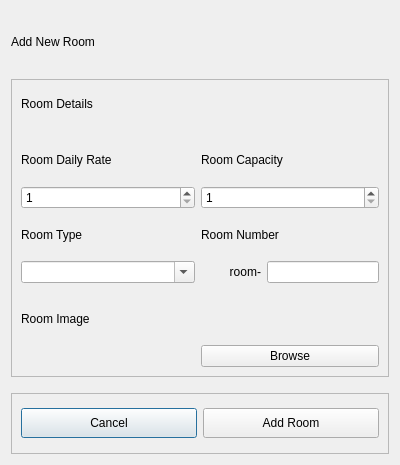
Above: ui_files/add_edit_room_dialog.ui from xbryan25/hotel-management-system before the change. Below: the same form after it.
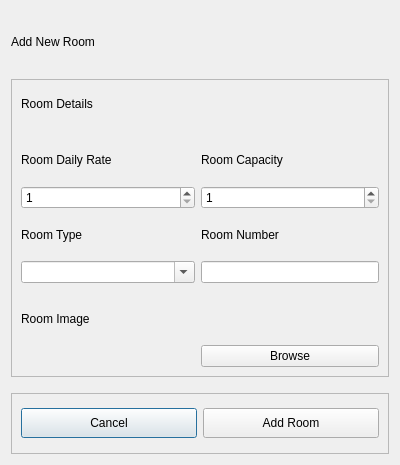
That is the form after the change.

Commit message: fix(add_edit_room_dialog): fix add_edit_room_dialog to cater change from room_number to room_id

What changed in the file:
```diff
--- a/ui_files/add_edit_room_dialog.ui
+++ b/ui_files/add_edit_room_dialog.ui
@@ -150,22 +150,6 @@
         </property>
        </widget>
       </item>
-      <item row="5" column="1">
-       <widget class="QLabel" name="room_leading_text_label">
-        <property name="minimumSize">
-         <size>
-          <width>60</width>
-          <height>0</height>
-         </size>
-        </property>
-        <property name="text">
-         <string>room-</string>
-        </property>
-        <property name="alignment">
-         <set>Qt::AlignRight|Qt::AlignTrailing|Qt::AlignVCenter</set>
-        </property>
-       </widget>
-      </item>
       <item row="2" column="0">
        <widget class="QLabel" name="room_daily_rate_label">
         <property name="minimumSize">
@@ -202,9 +186,6 @@
         </property>
        </spacer>
       </item>
-      <item row="5" column="2">
-       <widget class="QLineEdit" name="room_number_lineedit"/>
-      </item>
       <item row="4" column="1" colspan="2">
        <widget class="QLabel" name="room_number_label">
         <property name="text">
@@ -287,6 +268,9 @@
         </property>
        </spacer>
       </item>
+      <item row="5" column="1" colspan="2">
+       <widget class="QLineEdit" name="room_number_lineedit"/>
+      </item>
      </layout>
     </widget>
    </item>
```
The commit also changes 3 other files.
